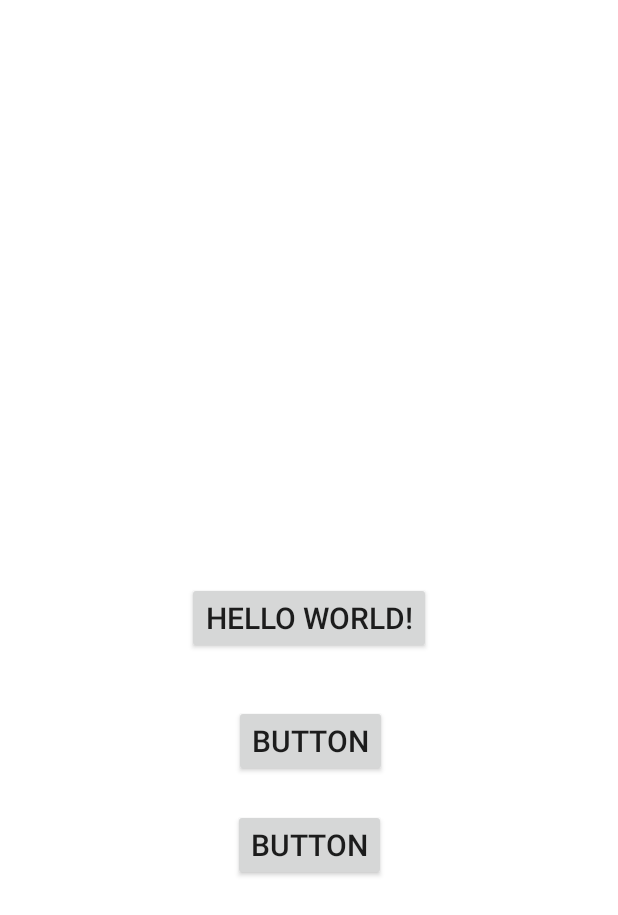
After one commit to L1uj1awe1/BusAlarm, an Android app: the layout fragment_bus_listener.xml on its own in the app's theme, with its tools: preview values and no code run, on a phone screen of 412 x 824 dp. The commit adds this screen. Shown: the top 915 px of the screen. Run offline under Robolectric (Android 15) with nearby library versions, the phone set to English and light mode, and no system bars; network calls fail.

Commit message:
加fragment

```diff
--- a/app/src/main/java/com/readboyi/busalarm/apis/BusHttpRequest.kt
+++ b/app/src/main/java/com/readboyi/busalarm/apis/BusHttpRequest.kt
@@ -11,7 +11,7 @@ import io.reactivex.schedulers.Schedulers
 /**
  * Created by L1uj1awe1 on 2018/7/6.
  */
-class BusHttpRequest(context: Context) {
+class BusHttpRequest(context: Context?) {
 
     var context: Context? = null
     var listener: BusHttpRequestListener? = null
--- /dev/null
+++ b/app/src/main/res/layout/fragment_bus_listener.xml
@@ -0,0 +1,43 @@
+<?xml version="1.0" encoding="utf-8"?>
+<android.support.constraint.ConstraintLayout xmlns:android="http://schemas.android.com/apk/res/android"
+    xmlns:app="http://schemas.android.com/apk/res-auto"
+    xmlns:tools="http://schemas.android.com/tools"
+    android:layout_width="match_parent"
+    android:layout_height="match_parent"
+    android:background="@color/white"
+    >
+
+    <Button
+        android:id="@+id/btn_test"
+        android:layout_width="wrap_content"
+        android:layout_height="wrap_content"
+        android:text="Hello World!"
+        app:layout_constraintBottom_toBottomOf="parent"
+        app:layout_constraintLeft_toLeftOf="parent"
+        app:layout_constraintRight_toRightOf="parent"
+        app:layout_constraintTop_toTopOf="parent" />
+
+    <Button
+        android:id="@+id/btn_test_2"
+        android:layout_width="wrap_content"
+        android:layout_height="wrap_content"
+        android:text="Button"
+        tools:layout_editor_absoluteX="141dp"
+        tools:layout_editor_absoluteY="354dp"
+        app:layout_constraintStart_toStartOf="@+id/btn_test"
+        android:layout_marginTop="34dp"
+        android:layout_marginStart="31dp"
+        app:layout_constraintTop_toBottomOf="@+id/btn_test" />
+
+    <Button
+        android:id="@+id/btn_test_3"
+        android:layout_width="wrap_content"
+        android:layout_height="wrap_content"
+        android:text="Button"
+        app:layout_constraintLeft_toLeftOf="parent"
+        app:layout_constraintRight_toRightOf="parent"
+        tools:layout_editor_absoluteY="423dp"
+        android:layout_marginTop="21dp"
+        app:layout_constraintTop_toBottomOf="@+id/btn_test_2" />
+
+</android.support.constraint.ConstraintLayout>
--- a/app/src/main/res/values/colors.xml
+++ b/app/src/main/res/values/colors.xml
@@ -3,4 +3,7 @@
     <color name="colorPrimary">#3F51B5</color>
     <color name="colorPrimaryDark">#303F9F</color>
     <color name="colorAccent">#FF4081</color>
+
+    <color name="bg_gray">#EEEEEE</color>
+    <color name="white">#FFFFFF</color>
 </resources>
```
Also changed, not shown: app/src/main/java/com/readboyi/busalarm/MainActivity.kt (+5 -17 lines), app/src/main/java/com/readboyi/busalarm/fragment/BusListenerFragment.kt (added, +56 -0 lines), app/src/main/res/layout/activity_main.xml (+10 -36 lines).
